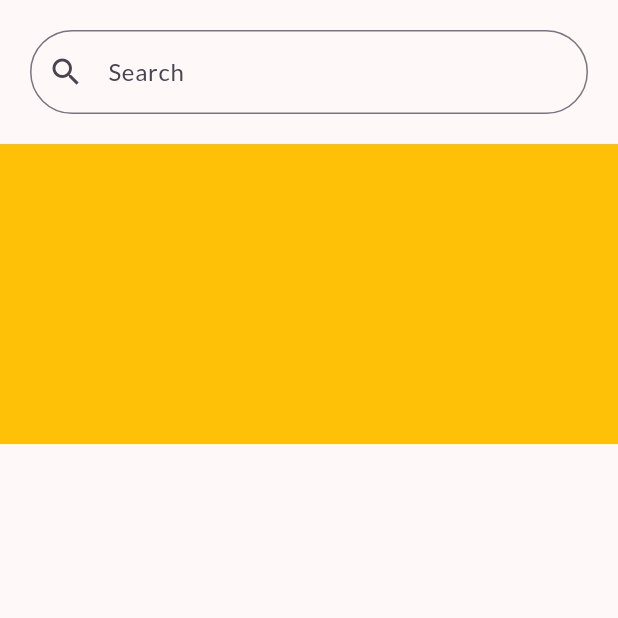
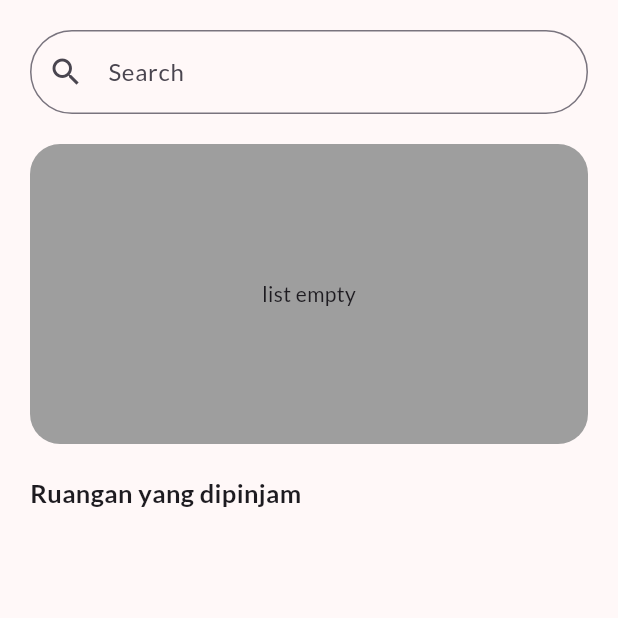
Before and after one commit to FajarWahyuSuryaputra/sipinjam, a Flutter app: the HomePage screen opened directly, on a phone screen of 412 x 824 dp, the top half of it. Run offline on Flutter 3.47's test engine with Material 3 defaults, Android fonts, the phone set to English and light mode, and no system bars; our stand-ins replace dartz, flutter_riverpod, google_fonts, shared_preferences, smooth_page_indicator; missing offline and left inert: d_info, d_method; accounts and stored records are empty; network calls fail; statements that could not run were skipped.

Commit message:
home gedung section (done)

```diff
--- a/lib/config/app_constans.dart
+++ b/lib/config/app_constans.dart
@@ -6,6 +6,8 @@ class AppConstans {
   static const _host = 'http://192.168.1.7:8000';
   static const baseUrl = '$_host/api';
   static const imageUrl = '$baseUrl/assets';
+  // ../../../api/assets/gedung/mst.jpg
+  // http://192.168.1.7:8000/api/assets/gedung/mst.jpg
 
   static List<Map> navMenuDashboard = [
     {
--- a/lib/pages/dashboardView/home/home_page.dart
+++ b/lib/pages/dashboardView/home/home_page.dart
@@ -1,9 +1,14 @@
 import 'package:flutter/material.dart';
 import 'package:flutter_riverpod/flutter_riverpod.dart';
+import 'package:sipinjam/config/app_colors.dart';
 import 'package:sipinjam/config/app_constans.dart';
+import 'package:sipinjam/config/app_session.dart';
 import 'package:sipinjam/datasources/gedung_datasourcce.dart';
+import 'package:sipinjam/datasources/peminjaman_datasource.dart';
 import 'package:sipinjam/models/gedung_model.dart';
+import 'package:sipinjam/models/peminjam_model.dart';
 import 'package:sipinjam/providers/gedung_provider.dart';
+import 'package:smooth_page_indicator/smooth_page_indicator.dart';
 
 import '../../../config/failure.dart';
 
@@ -56,8 +61,52 @@ class _HomePageState extends ConsumerState<HomePage> {
     );
   }
 
+  getPeminjaman() {
+    Future<PeminjamModel?> user = AppSession.getUser();
+    PeminjamModel peminjam = user;
+    PeminjamanDatasource.peminjamanByOrmawa(peminjam.).then(
+      (value) {
+        value.fold(
+          (failure) {
+            switch (failure.runtimeType) {
+              case ServerFailure _:
+                setGedungStatus(ref, 'Server Error');
+                break;
+              case NotFoundFailure:
+                setGedungStatus(ref, 'Error Not Found');
+                break;
+              case ForbiddenFailure:
+                setGedungStatus(ref, 'You don\'t have access');
+                break;
+              case BadRequestFailure:
+                setGedungStatus(ref, 'Bad request');
+                break;
+              case UnauthorizedFailure:
+                setGedungStatus(ref, 'Unauthorised');
+                break;
+              default:
+                setGedungStatus(ref, 'Request Error');
+                break;
+            }
+          },
+          (result) {
+            setGedungStatus(ref, "Success");
+            List data = result['data'];
+            List<GedungModel> gedungs = data
+                .map(
+                  (e) => GedungModel.fromJson(e),
+                )
+                .toList();
+            ref.read(gedungProvider.notifier).setData(gedungs);
+          },
+        );
+      },
+    );
+  }
+
   refresh() {
     getGedung();
+    getPeminjaman();
   }
 
   @override
@@ -75,49 +124,111 @@ class _HomePageState extends ConsumerState<HomePage> {
         children: [
           header(),
           const SizedBox(height: 20),
-          Consumer(
+          gedung(),
+          const Padding(
+            padding: EdgeInsets.symmetric(horizontal: 20),
+            child: Column(
+              crossAxisAlignment: CrossAxisAlignment.start,
+              children: [
+                SizedBox(
+                  height: 20,
+                ),
+                Text(
+                  'Ruangan yang dipinjam',
+                  style: TextStyle(fontSize: 17, fontWeight: FontWeight.bold),
+                ),
+                SizedBox(
+                  height: 8,
+                ),
+              ],
+            ),
+          )
+        ],
+      ),
+    ));
+  }
+
+  Consumer gedung() {
+    PageController pageController = PageController(viewportFraction: 0.85);
+    return Consumer(
       builder: (_, wiRef, __) {
         List<GedungModel> list = wiRef.watch(gedungProvider);
         if (list.isEmpty) {
           return Container(
+            margin: const EdgeInsets.symmetric(horizontal: 20),
             height: 200,
-                  color: Colors.amber,
+            decoration: const BoxDecoration(
+              color: Colors.grey,
+              borderRadius: BorderRadius.all(Radius.circular(20)),
+            ),
+            child: const Center(
+                child: Text(
+              'list empty',
+              style: TextStyle(),
+            )),
           );
         }
-              return ListView.builder(
-                scrollDirection: Axis.horizontal,
+        return Column(
+          children: [
+            SizedBox(
+              height: 210,
+              child: PageView.builder(
+                controller: pageController,
                 itemCount: list.length,
                 itemBuilder: (context, index) {
                   GedungModel item = list[index];
-                  return SizedBox(
-                    height: 250,
-                    child: GestureDetector(
-                      onTap: () {},
-                      child: SizedBox(
-                        child: Column(
+                  return Container(
+                    margin: EdgeInsets.only(
+                        right: index != list.length - 1 ? 8 : 0),
+                    child: Stack(
+                      fit: StackFit.expand,
                       children: [
                         Container(
-                              width: 300,
-                              height: 300,
+                          decoration: BoxDecoration(
+                              borderRadius:
+                                  const BorderRadius.all(Radius.circular(15)),
+                              image: DecorationImage(
+                                  fit: BoxFit.cover,
+                                  image: NetworkImage(
+                                      '${AppConstans.imageUrl}${item.fotoGedung.replaceAll('../../../api/assets/', '/')}'))),
+                        ),
+                        Align(
+                          alignment: Alignment.bottomLeft,
+                          child: Container(
+                            padding: const EdgeInsets.all(10),
                             decoration: const BoxDecoration(
-                                  color: Colors.amber
-                                  // image: DecorationImage(
-                                  //     image: NetworkImage(
-                                  //         '${AppConstans.imageUrl}${item.fotoGedung.replaceAll('..../../../api/assets/', '/')}'))
+                                color: AppColors.gray,
+                                borderRadius: BorderRadius.only(
+                                    bottomLeft: Radius.circular(15),
+                                    topRight: Radius.circular(10))),
+                            child: Text(
+                              item.namaGedung,
+                              style: const TextStyle(
+                                  height: 1, fontWeight: FontWeight.bold),
+                            ),
                           ),
                         )
                       ],
                     ),
+                  );
+                },
               ),
             ),
+            const SizedBox(
+              height: 8,
+            ),
+            SmoothPageIndicator(
+              controller: pageController,
+              count: list.length,
+              effect: const SwapEffect(
+                  dotWidth: 10,
+                  dotHeight: 10,
+                  activeDotColor: AppColors.biruTua),
+            )
+          ],
         );
       },
     );
-            },
-          )
-        ],
-      ),
-    ));
   }
 
   Padding header() {
--- a/pubspec.yaml
+++ b/pubspec.yaml
@@ -17,6 +17,7 @@ dependencies:
   http: ^1.3.0
   intl: ^0.20.2
   shared_preferences: ^2.5.3
+  smooth_page_indicator: ^1.2.1
 
 dev_dependencies:
   flutter_test:
```
Also changed, not shown: lib/datasources/peminjaman_datasource.dart (added, +23 -0 lines), lib/providers/peminjaman_provider.dart (added, +7 -0 lines), pubspec.lock. Lines whose indentation alone changed are shown as unchanged.
